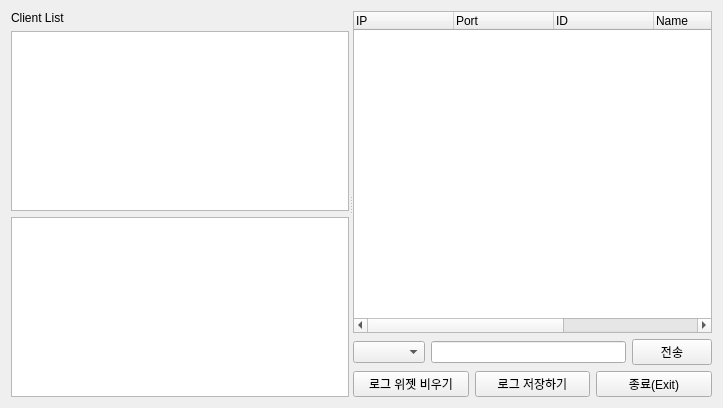
This is serverside.ui in YJinPort/Qt_project as Qt 5 draws it before an edit. The edited form follows.
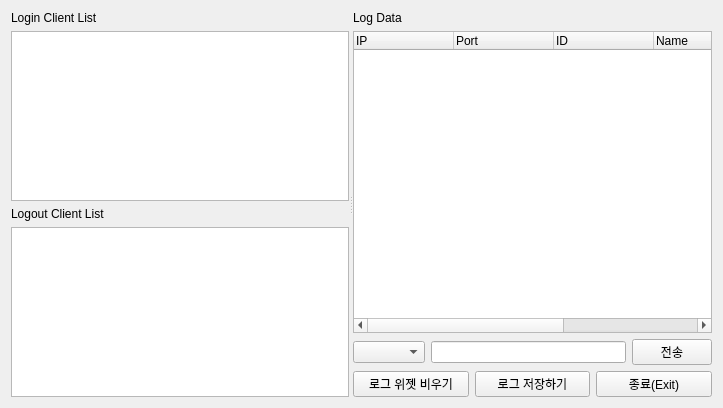
This is the edited form.

```diff
--- a/serverside.ui
+++ b/serverside.ui
@@ -24,7 +24,7 @@
        <item>
         <widget class="QLabel" name="clientListLabel">
          <property name="text">
-          <string>Client List</string>
+          <string>Login Client List</string>
          </property>
         </widget>
        </item>
@@ -56,6 +56,13 @@
          </column>
         </widget>
        </item>
+       <item>
+        <widget class="QLabel" name="logoutClientListLabel">
+         <property name="text">
+          <string>Logout Client List</string>
+         </property>
+        </widget>
+       </item>
        <item>
         <widget class="QTreeWidget" name="clientQuitTreeWidget">
          <property name="selectionBehavior">
@@ -91,6 +98,13 @@
      </widget>
      <widget class="QWidget" name="layoutWidget">
       <layout class="QVBoxLayout" name="verticalLayout">
+       <item>
+        <widget class="QLabel" name="logDataLabel">
+         <property name="text">
+          <string>Log Data</string>
+         </property>
+        </widget>
+       </item>
        <item>
         <widget class="QTreeWidget" name="messageTreeWidget">
          <property name="rootIsDecorated">
```
Left out of the diff: 2 changed lines with no effect on the pictures.
